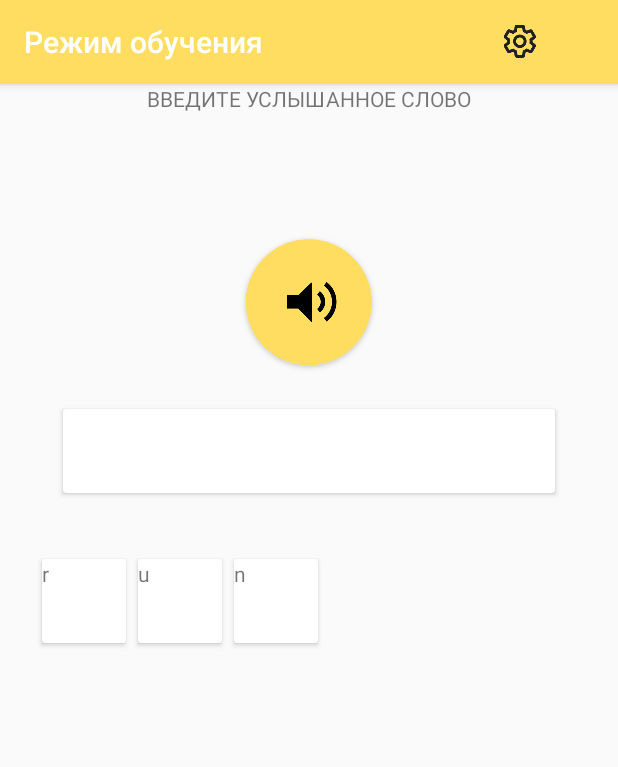
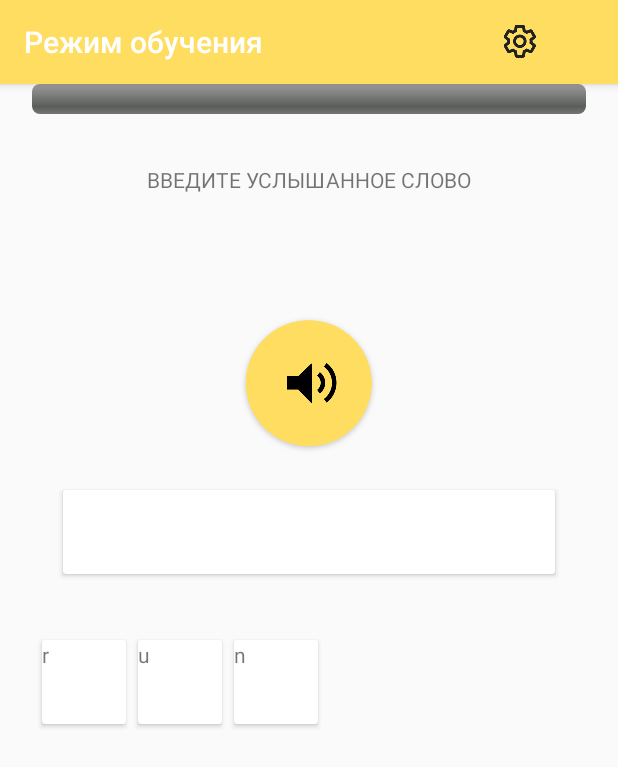
Before and after one commit to bobrusha/study_english, an Android app: the screen it shows after launch (MainActivity), after a tap on "СЛОВО НА СЛУХ", on a phone screen of 412 x 824 dp. Shown: the top 767 px of the screen. Run offline under Robolectric (Android 15) with nearby library versions, the phone set to English and light mode, and no system bars; our stand-ins replace FlexboxLayout; libraries missing offline, so code that uses them is left out: ru.yandex.speechkit; 3 statements that could not run were skipped.

Commit message:
Added progress bar in "hear word" training.

```diff
--- a/app/src/main/java/com/bobrusha/android/yandex/english/ui/fragment/ListenWordTrainingFragment.java
+++ b/app/src/main/java/com/bobrusha/android/yandex/english/ui/fragment/ListenWordTrainingFragment.java
@@ -2,12 +2,13 @@ package com.bobrusha.android.yandex.english.ui.fragment;
 
 import android.os.Bundle;
 import android.support.annotation.Nullable;
+import android.support.design.widget.Snackbar;
 import android.support.v4.app.Fragment;
 import android.view.LayoutInflater;
 import android.view.View;
 import android.view.ViewGroup;
+import android.widget.ProgressBar;
 import android.widget.TextView;
-import android.widget.Toast;
 
 import com.bobrusha.android.yandex.english.R;
 import com.bobrusha.android.yandex.english.model.WordStore;
@@ -25,11 +26,17 @@ import ru.yandex.speechkit.VocalizerListener;
 public class ListenWordTrainingFragment extends Fragment implements VocalizerListener {
     private String API_KEY = "b11774cd-2d45-4391-927e-84740d49961f";
 
+
+    private int correctAnswerCounter = 0;
+    private ProgressBar progressBar;
     private TextView answerField;
     private Vocalizer vocalizer;
     private WordStore wordStore;
     private String word;
     private StringBuilder letters = new StringBuilder();
+
+    private Snackbar snackbar;
+    private FlexboxLayout flexbox;
 
     @Override
     public void onCreate(@Nullable Bundle savedInstanceState) {
@@ -53,14 +60,17 @@ public class ListenWordTrainingFragment extends Fragment implements VocalizerLis
         });
 
         answerField = (TextView) v.findViewById(R.id.answer_field);
-        FlexboxLayout flexbox = (FlexboxLayout) v.findViewById(R.id.flexbox_letters);
+        flexbox = (FlexboxLayout) v.findViewById(R.id.flexbox_letters);
+        progressBar = (ProgressBar) v.findViewById(R.id.hear_progress_bar);
         addViews(flexbox, word);
+
+        snackbar = Snackbar.make(v, "ВЕРНО!", Snackbar.LENGTH_LONG);
+        snackbar.show();
 
         return v;
     }
 
     private void addViews(FlexboxLayout flexboxLayout, String s) {
-        char[] chars = s.toCharArray();
         for (int i = 0; i < s.length(); ++i) {
             View letterView = LayoutInflater.from(getActivity()).inflate(R.layout.view_one_letter, flexboxLayout, false);
             TextView tv = (TextView) letterView.findViewById(R.id.letter_text_view);
@@ -86,15 +96,27 @@ public class ListenWordTrainingFragment extends Fragment implements VocalizerLis
             if (!word.startsWith(letters.toString())) {
                 letters.deleteCharAt(letters.length() - 1);
             } else {
+                ++correctAnswerCounter;
                 answerField.setText(letters.toString());
                 answerField.invalidate();
                 if (letters.toString().equals(word)) {
-                    Toast.makeText(getActivity(), "Молодец!", Toast.LENGTH_SHORT).show();
+
+                    updateTraining();
+                    progressBar.incrementProgressBy(1);
                 }
             }
-
         }
     }
+
+
+    private void updateTraining() {
+        word = wordStore.getRandomEnWord().getText();
+        letters.delete(0, letters.length());
+        answerField.setText("");
+        flexbox.removeAllViews();
+        addViews(flexbox, word);
+    }
+
 
     // I don't have time to implement this
     @Override
--- a/app/src/main/res/layout/frag_hear_word.xml
+++ b/app/src/main/res/layout/frag_hear_word.xml
@@ -3,10 +3,21 @@
                 android:layout_width="match_parent"
                 android:layout_height="match_parent">
 
+    <ProgressBar
+        android:id="@+id/hear_progress_bar"
+        style="@android:style/Widget.ProgressBar.Horizontal"
+        android:layout_width="match_parent"
+        android:layout_height="wrap_content"
+        android:layout_marginBottom="34dp"
+        android:layout_marginLeft="21dp"
+        android:layout_marginRight="21dp"
+        android:max="10"/>
+
     <TextView
         android:id="@+id/text_view_what_to_do"
         android:layout_width="wrap_content"
         android:layout_height="wrap_content"
+        android:layout_below="@id/hear_progress_bar"
         android:layout_centerHorizontal="true"
         android:layout_marginBottom="81dp"
         android:text="Введите услышанное слово"
```
Also changed, not shown: app/src/main/java/com/bobrusha/android/yandex/english/Constants.java (added, +8 -0 lines).
